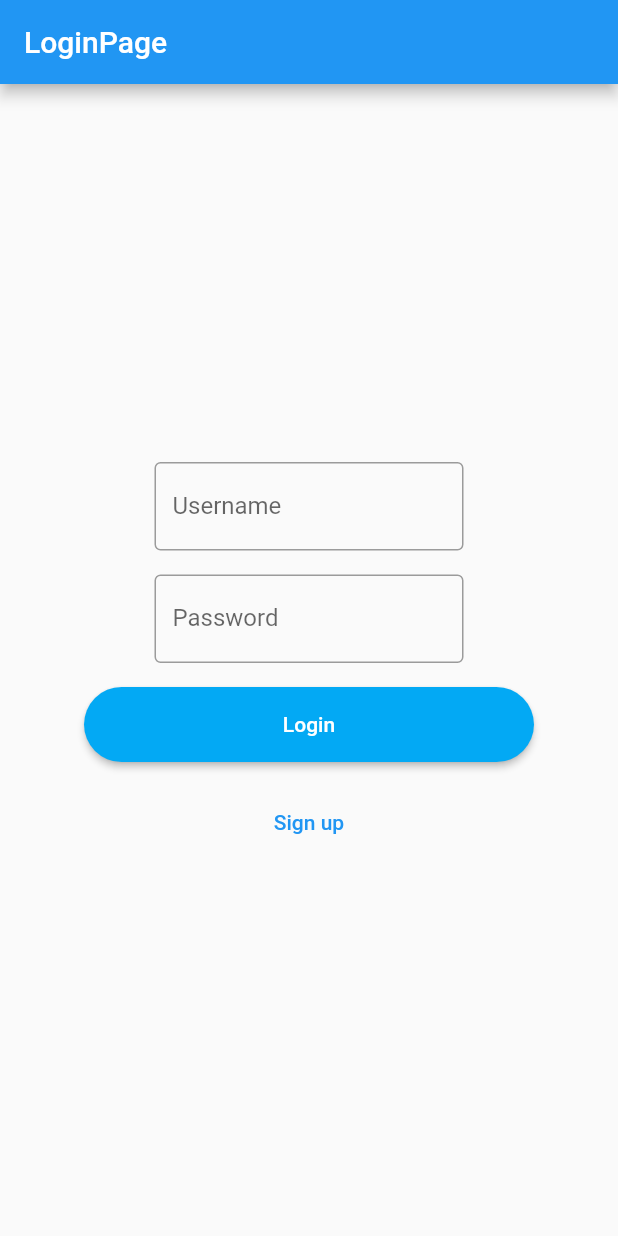
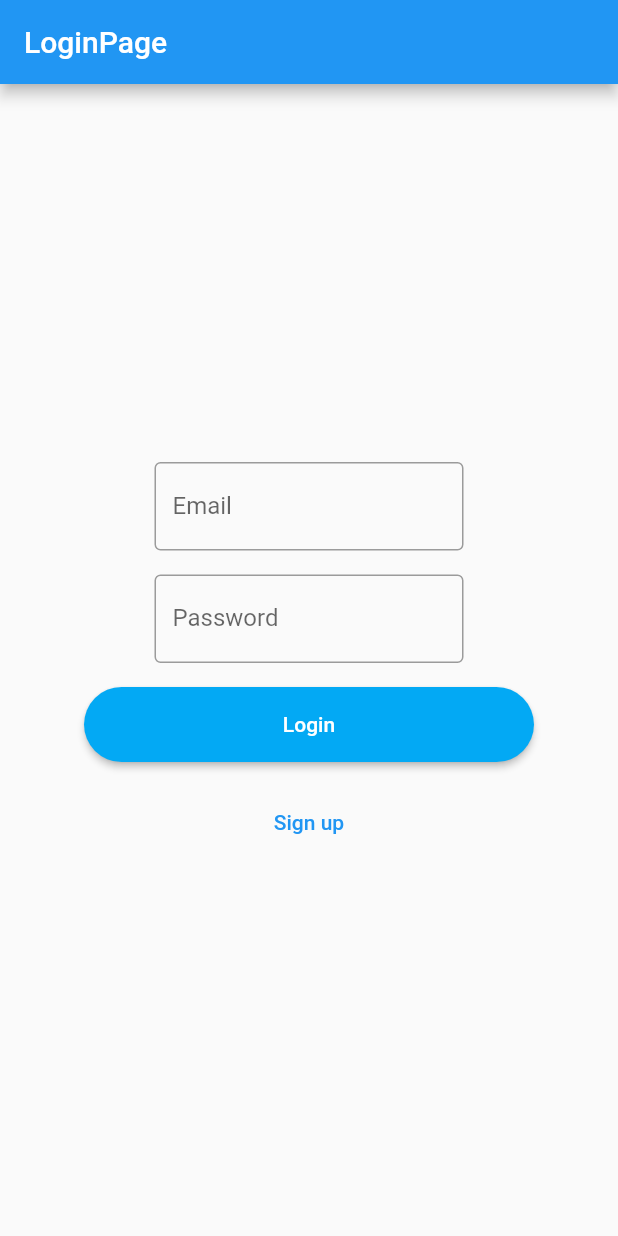
Before and after one commit to medzsikmisi/project_trinity, a Flutter app: the screen it shows after launch, on a phone screen of 412 x 824 dp. Run offline on Flutter 3.47's test engine with Material 2 defaults, Android fonts, the phone set to English and light mode, and no system bars; drawn by our look-alikes of rounded_loading_button; our stand-ins replace auto_size_text, fluttertoast, font_awesome_flutter, get, hive, hive_flutter; missing offline and left inert: fzregex; accounts and stored records are empty.

Commit message:
Changing username to email

```diff
--- a/lib/screens/login.dart
+++ b/lib/screens/login.dart
@@ -30,12 +30,12 @@ class LoginPage extends StatelessWidget {
                     child: Obx(() => TextFormField(
                           validator: (v) {
                             if (v?.isEmpty ?? true) {
-                              return 'Enter your username';
+                              return 'Enter your email';
                             }
                             return null;
                           },
                           decoration: const InputDecoration(
-                              labelText: 'Username',
+                              labelText: 'Email',
                               border: OutlineInputBorder()),
                           controller: controller.username.value,
                         ))),
```
